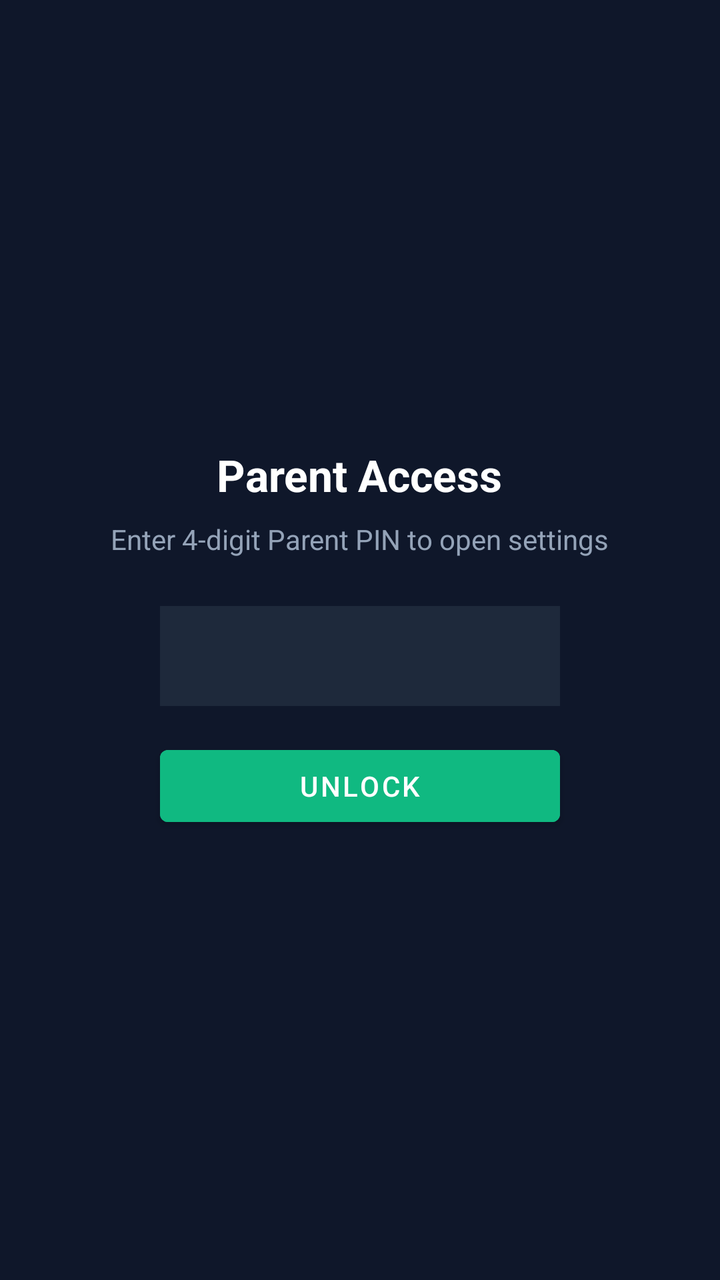
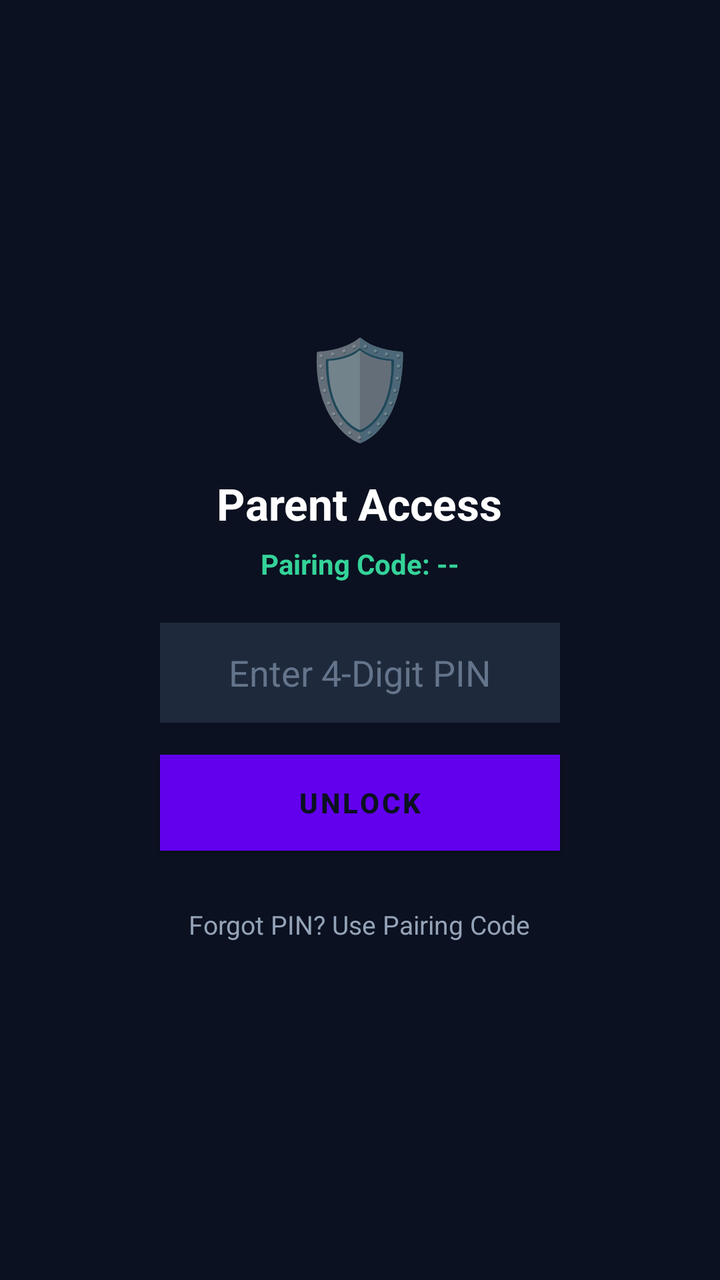

Screens rendered from an Android XML layout before and after an edit, with the pre-edit source and the edit as a unified diff.
<!-- AndroidManifest.xml: fallback theme Theme.MaterialComponents.DayNight.NoActionBar -->
<!-- res/layout/activity_main.xml -->
<?xml version="1.0" encoding="utf-8"?>
<LinearLayout xmlns:android="http://schemas.android.com/apk/res/android"
    android:layout_width="match_parent"
    android:layout_height="match_parent"
    android:orientation="vertical"
    android:gravity="center"
    android:padding="24dp"
    android:background="#0F172A">

    
    <LinearLayout
        android:id="@+id/pinContainer"
        android:layout_width="match_parent"
        android:layout_height="wrap_content"
        android:orientation="vertical"
        android:gravity="center"
        android:visibility="visible">

        <TextView
            android:layout_width="wrap_content"
            android:layout_height="wrap_content"
            android:text="Parent Access"
            android:textColor="#FFFFFF"
            android:textSize="22sp"
            android:textStyle="bold"
            android:layout_marginBottom="8dp" />

        <TextView
            android:layout_width="wrap_content"
            android:layout_height="wrap_content"
            android:text="Enter 4-digit Parent PIN to open settings"
            android:textColor="#94A3B8"
            android:textSize="14sp"
            android:layout_marginBottom="24dp" />

        <EditText
            android:id="@+id/etPin"
            android:layout_width="200dp"
            android:layout_height="50dp"
            android:inputType="numberPassword"
            android:maxLength="4"
            android:gravity="center"
            android:textSize="24sp"
            android:letterSpacing="0.4"
            android:textColor="#FFFFFF"
            android:background="#1E293B"
            android:layout_marginBottom="16dp" />

        <Button
            android:id="@+id/btnUnlock"
            android:layout_width="200dp"
            android:layout_height="wrap_content"
            android:text="Unlock"
            android:backgroundTint="#10B981"
            android:textColor="#FFFFFF" />

        <TextView
            android:id="@+id/tvPinError"
            android:layout_width="wrap_content"
            android:layout_height="wrap_content"
            android:text="Incorrect PIN!"
            android:textColor="#EF4444"
            android:visibility="gone"
            android:layout_marginTop="12dp" />
    </LinearLayout>

    
    <LinearLayout
        android:id="@+id/mainContentContainer"
        android:layout_width="match_parent"
        android:layout_height="wrap_content"
        android:orientation="vertical"
        android:gravity="center"
        android:visibility="gone">

        <TextView
            android:layout_width="wrap_content"
            android:layout_height="wrap_content"
            android:text="PingParent Agent"
            android:textColor="#10B981"
            android:textSize="22sp"
            android:textStyle="bold"
            android:layout_marginBottom="16dp" />

        <TextView
            android:id="@+id/tvStatus"
            android:layout_width="wrap_content"
            android:layout_height="wrap_content"
            android:text="Service Active &amp; Protected"
            android:textColor="#FFFFFF"
            android:textSize="16sp"
            android:layout_marginBottom="24dp" />

        <Button
            android:id="@+id/btnPermissions"
            android:layout_width="match_parent"
            android:layout_height="wrap_content"
            android:text="Manage Permissions"
            android:backgroundTint="#3B82F6"
            android:textColor="#FFFFFF"
            android:layout_marginBottom="12dp" />

        <Button
            android:id="@+id/btnLockApp"
            android:layout_width="match_parent"
            android:layout_height="wrap_content"
            android:text="Lock App Again"
            android:backgroundTint="#64748B"
            android:textColor="#FFFFFF" />
    </LinearLayout>

</LinearLayout>
<!-- resources referenced by this layout -->
<resources>

</resources>

<!-- the commit's change to res/layout/activity_main.xml (unified diff, before → after) -->
@@ -1,112 +1,144 @@
 <?xml version="1.0" encoding="utf-8"?>
-<LinearLayout xmlns:android="http://schemas.android.com/apk/res/android"
+<FrameLayout xmlns:android="http://schemas.android.com/apk/res/android"
     android:layout_width="match_parent"
     android:layout_height="match_parent"
-    android:orientation="vertical"
-    android:gravity="center"
-    android:padding="24dp"
-    android:background="#0F172A">
+    android:background="#0b1120">
 
     
     <LinearLayout
         android:id="@+id/pinContainer"
         android:layout_width="match_parent"
-        android:layout_height="wrap_content"
+        android:layout_height="match_parent"
+        android:gravity="center"
         android:orientation="vertical"
-        android:gravity="center"
+        android:padding="24dp"
         android:visibility="visible">
 
         <TextView
             android:layout_width="wrap_content"
             android:layout_height="wrap_content"
-            android:text="Parent Access"
-            android:textColor="#FFFFFF"
-            android:textSize="22sp"
-            android:textStyle="bold"
-            android:layout_marginBottom="8dp" />
+            android:text="🛡️"
+            android:textSize="48sp" />
 
         <TextView
             android:layout_width="wrap_content"
             android:layout_height="wrap_content"
-            android:text="Enter 4-digit Parent PIN to open settings"
-            android:textColor="#94A3B8"
+            android:layout_marginTop="12dp"
+            android:text="Parent Access"
+            android:textColor="#ffffff"
+            android:textSize="22sp"
+            android:textStyle="bold" />
+
+        <TextView
+            android:id="@+id/tvDisplayPairingCode"
+            android:layout_width="wrap_content"
+            android:layout_height="wrap_content"
+            android:layout_marginTop="6dp"
+            android:text="Pairing Code: --"
+            android:textColor="#34d399"
             android:textSize="14sp"
-            android:layout_marginBottom="24dp" />
+            android:textStyle="bold" />
 
         <EditText
             android:id="@+id/etPin"
             android:layout_width="200dp"
             android:layout_height="50dp"
+            android:layout_marginTop="20dp"
+            android:background="#1e293b"
+            android:gravity="center"
+            android:hint="Enter 4-Digit PIN"
             android:inputType="numberPassword"
             android:maxLength="4"
-            android:gravity="center"
-            android:textSize="24sp"
-            android:letterSpacing="0.4"
-            android:textColor="#FFFFFF"
-            android:background="#1E293B"
-            android:layout_marginBottom="16dp" />
-
-        <Button
-            android:id="@+id/btnUnlock"
-            android:layout_width="200dp"
-            android:layout_height="wrap_content"
-            android:text="Unlock"
-            android:backgroundTint="#10B981"
-            android:textColor="#FFFFFF" />
+            android:textColor="#ffffff"
+            android:textColorHint="#64748b" />
 
         <TextView
             android:id="@+id/tvPinError"
             android:layout_width="wrap_content"
             android:layout_height="wrap_content"
+            android:layout_marginTop="8dp"
             android:text="Incorrect PIN!"
-            android:textColor="#EF4444"
-            android:visibility="gone"
-            android:layout_marginTop="12dp" />
+            android:textColor="#ef4444"
+            android:textSize="13sp"
+            android:visibility="gone" />
+
+        <Button
+            android:id="@+id/btnUnlock"
+            android:layout_width="200dp"
+            android:layout_height="48dp"
+            android:layout_marginTop="16dp"
+            android:background="#10b981"
+            android:text="Unlock"
+            android:textColor="#0b1120"
+            android:textStyle="bold" />
+
+        <TextView
+            android:id="@+id/tvForgotPin"
+            android:layout_width="wrap_content"
+            android:layout_height="wrap_content"
+            android:layout_marginTop="20dp"
+            android:padding="8dp"
+            android:text="Forgot PIN? Use Pairing Code"
+            android:textColor="#94a3b8"
+            android:textSize="13sp" />
+
     </LinearLayout>
 
     
     <LinearLayout
         android:id="@+id/mainContentContainer"
         android:layout_width="match_parent"
-        android:layout_height="wrap_content"
+        android:layout_height="match_parent"
+        android:gravity="center"
         android:orientation="vertical"
-        android:gravity="center"
+        android:padding="24dp"
         android:visibility="gone">
 
         <TextView
             android:layout_width="wrap_content"
             android:layout_height="wrap_content"
             android:text="PingParent Agent"
-            android:textColor="#10B981"
+            android:textColor="#34d399"
             android:textSize="22sp"
-            android:textStyle="bold"
-            android:layout_marginBottom="16dp" />
+            android:textStyle="bold" />
 
         <TextView
-            android:id="@+id/tvStatus"
+            android:id="@+id/tvAgentCode"
             android:layout_width="wrap_content"
             android:layout_height="wrap_content"
+            android:layout_marginTop="4dp"
+            android:text="Pairing Code: --"
+            android:textColor="#94a3b8"
+            android:textSize="14sp" />
+
+        <TextView
+            android:layout_width="wrap_content"
+            android:layout_height="wrap_content"
+            android:layout_marginTop="4dp"
             android:text="Service Active &amp; Protected"
-            android:textColor="#FFFFFF"
-            android:textSize="16sp"
-            android:layout_marginBottom="24dp" />
+            android:textColor="#cbd5e1"
+            android:textSize="14sp" />
 
         <Button
             android:id="@+id/btnPermissions"
             android:layout_width="match_parent"
-            android:layout_height="wrap_content"
+            android:layout_height="48dp"
+            android:layout_marginTop="28dp"
+            android:background="#3b82f6"
             android:text="Manage Permissions"
-            android:backgroundTint="#3B82F6"
-            android:textColor="#FFFFFF"
-            android:layout_marginBottom="12dp" />
+            android:textColor="#ffffff"
+            android:textStyle="bold" />
 
         <Button
             android:id="@+id/btnLockApp"
             android:layout_width="match_parent"
-            android:layout_height="wrap_content"
+            android:layout_height="48dp"
+            android:layout_marginTop="12dp"
+            android:background="#334155"
             android:text="Lock App Again"
-            android:backgroundTint="#64748B"
-            android:textColor="#FFFFFF" />
+            android:textColor="#ffffff"
+            android:textStyle="bold" />
+
     </LinearLayout>
 
-</LinearLayout>
+</FrameLayout>
